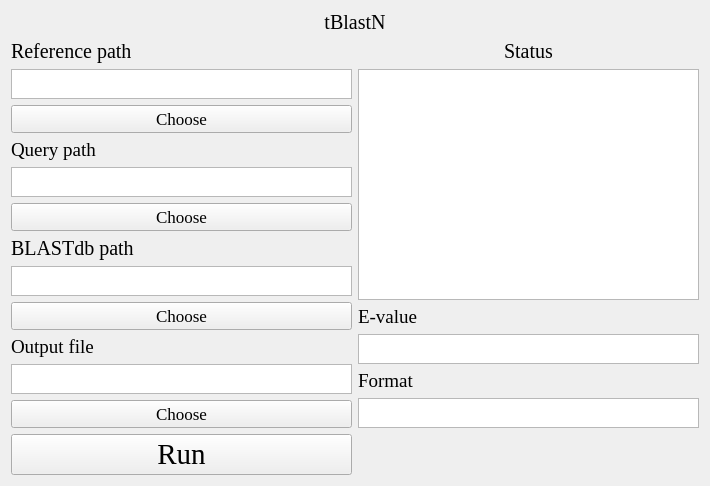
The window that UI/tBlastN.ui (hzaurzli/MicroWorldOmics) describes before a commit, drawn with Qt 5.
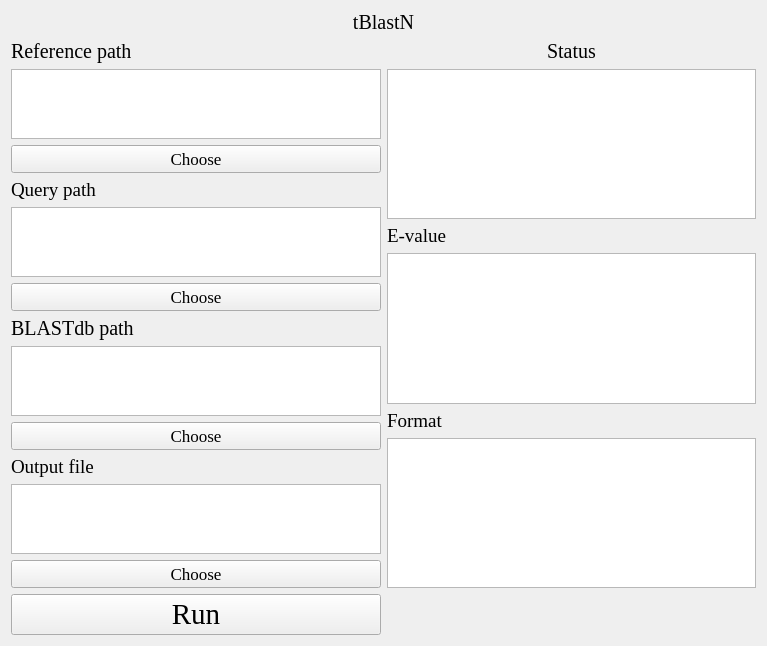
The same window after the commit. Icons and pictures are not drawn.

Patch:
```diff
--- a/UI/tBlastN.ui
+++ b/UI/tBlastN.ui
@@ -6,8 +6,8 @@
    <rect>
     <x>0</x>
     <y>0</y>
-    <width>710</width>
-    <height>479</height>
+    <width>767</width>
+    <height>643</height>
    </rect>
   </property>
   <property name="windowTitle">
@@ -17,21 +17,21 @@
    <string notr="true">background-image: url(D:/tools/Pycharm/pyqt/logo/green_back.png);</string>
   </property>
   <layout class="QGridLayout" name="gridLayout_6">
-   <item row="0" column="0" colspan="2">
-    <layout class="QGridLayout" name="gridLayout_8">
+   <item row="2" column="0">
+    <layout class="QGridLayout" name="gridLayout_5">
      <item row="0" column="0">
-      <widget class="QLabel" name="label_3">
+      <widget class="QPushButton" name="pushButton">
        <property name="font">
         <font>
          <family>Times New Roman</family>
-         <pointsize>15</pointsize>
+         <pointsize>22</pointsize>
         </font>
        </property>
+       <property name="styleSheet">
+        <string notr="true">background-image: url(D:/Documents/Desktop/white.png)</string>
+       </property>
        <property name="text">
-        <string>tBlastN</string>
-       </property>
-       <property name="alignment">
-        <set>Qt::AlignCenter</set>
+        <string>Run</string>
        </property>
       </widget>
      </item>
@@ -90,7 +90,7 @@
      <item row="1" column="0">
       <widget class="QTextBrowser" name="textBrowser_2">
        <property name="sizePolicy">
-        <sizepolicy hsizetype="Expanding" vsizetype="Maximum">
+        <sizepolicy hsizetype="Expanding" vsizetype="Expanding">
          <horstretch>0</horstretch>
          <verstretch>0</verstretch>
         </sizepolicy>
@@ -98,7 +98,7 @@
        <property name="maximumSize">
         <size>
          <width>16777215</width>
-         <height>30</height>
+         <height>16777215</height>
         </size>
        </property>
        <property name="styleSheet">
@@ -125,7 +125,7 @@
      <item row="10" column="0">
       <widget class="QTextBrowser" name="textBrowser_5">
        <property name="sizePolicy">
-        <sizepolicy hsizetype="Expanding" vsizetype="Maximum">
+        <sizepolicy hsizetype="Expanding" vsizetype="Expanding">
          <horstretch>0</horstretch>
          <verstretch>0</verstretch>
         </sizepolicy>
@@ -133,7 +133,7 @@
        <property name="maximumSize">
         <size>
          <width>16777215</width>
-         <height>30</height>
+         <height>16777215</height>
         </size>
        </property>
        <property name="styleSheet">
@@ -144,7 +144,7 @@
      <item row="4" column="0">
       <widget class="QTextBrowser" name="textBrowser_3">
        <property name="sizePolicy">
-        <sizepolicy hsizetype="Expanding" vsizetype="Maximum">
+        <sizepolicy hsizetype="Expanding" vsizetype="Expanding">
          <horstretch>0</horstretch>
          <verstretch>0</verstretch>
         </sizepolicy>
@@ -152,7 +152,7 @@
        <property name="maximumSize">
         <size>
          <width>16777215</width>
-         <height>30</height>
+         <height>16777215</height>
         </size>
        </property>
        <property name="styleSheet">
@@ -202,7 +202,7 @@
      <item row="7" column="0">
       <widget class="QTextBrowser" name="textBrowser_4">
        <property name="sizePolicy">
-        <sizepolicy hsizetype="Expanding" vsizetype="Maximum">
+        <sizepolicy hsizetype="Expanding" vsizetype="Expanding">
          <horstretch>0</horstretch>
          <verstretch>0</verstretch>
         </sizepolicy>
@@ -210,7 +210,7 @@
        <property name="maximumSize">
         <size>
          <width>16777215</width>
-         <height>30</height>
+         <height>16777215</height>
         </size>
        </property>
        <property name="styleSheet">
@@ -238,7 +238,7 @@
      <item row="3" column="0">
       <widget class="QTextEdit" name="textEdit">
        <property name="sizePolicy">
-        <sizepolicy hsizetype="Expanding" vsizetype="Maximum">
+        <sizepolicy hsizetype="Expanding" vsizetype="Expanding">
          <horstretch>0</horstretch>
          <verstretch>0</verstretch>
         </sizepolicy>
@@ -246,7 +246,7 @@
        <property name="maximumSize">
         <size>
          <width>16777215</width>
-         <height>30</height>
+         <height>16777215</height>
         </size>
        </property>
        <property name="styleSheet">
@@ -330,7 +330,7 @@
      <item row="5" column="0">
       <widget class="QTextEdit" name="textEdit_2">
        <property name="sizePolicy">
-        <sizepolicy hsizetype="Expanding" vsizetype="Maximum">
+        <sizepolicy hsizetype="Expanding" vsizetype="Expanding">
          <horstretch>0</horstretch>
          <verstretch>0</verstretch>
         </sizepolicy>
@@ -338,7 +338,7 @@
        <property name="maximumSize">
         <size>
          <width>16777215</width>
-         <height>30</height>
+         <height>16777215</height>
         </size>
        </property>
        <property name="styleSheet">
@@ -348,21 +348,21 @@
      </item>
     </layout>
    </item>
-   <item row="2" column="0">
-    <layout class="QGridLayout" name="gridLayout_5">
+   <item row="0" column="0" colspan="2">
+    <layout class="QGridLayout" name="gridLayout_8">
      <item row="0" column="0">
-      <widget class="QPushButton" name="pushButton">
+      <widget class="QLabel" name="label">
        <property name="font">
         <font>
          <family>Times New Roman</family>
-         <pointsize>22</pointsize>
+         <pointsize>15</pointsize>
         </font>
        </property>
-       <property name="styleSheet">
-        <string notr="true">background-image: url(D:/Documents/Desktop/white.png)</string>
-       </property>
        <property name="text">
-        <string>Run</string>
+        <string>tBlastN</string>
+       </property>
+       <property name="alignment">
+        <set>Qt::AlignCenter</set>
        </property>
       </widget>
      </item>
```
